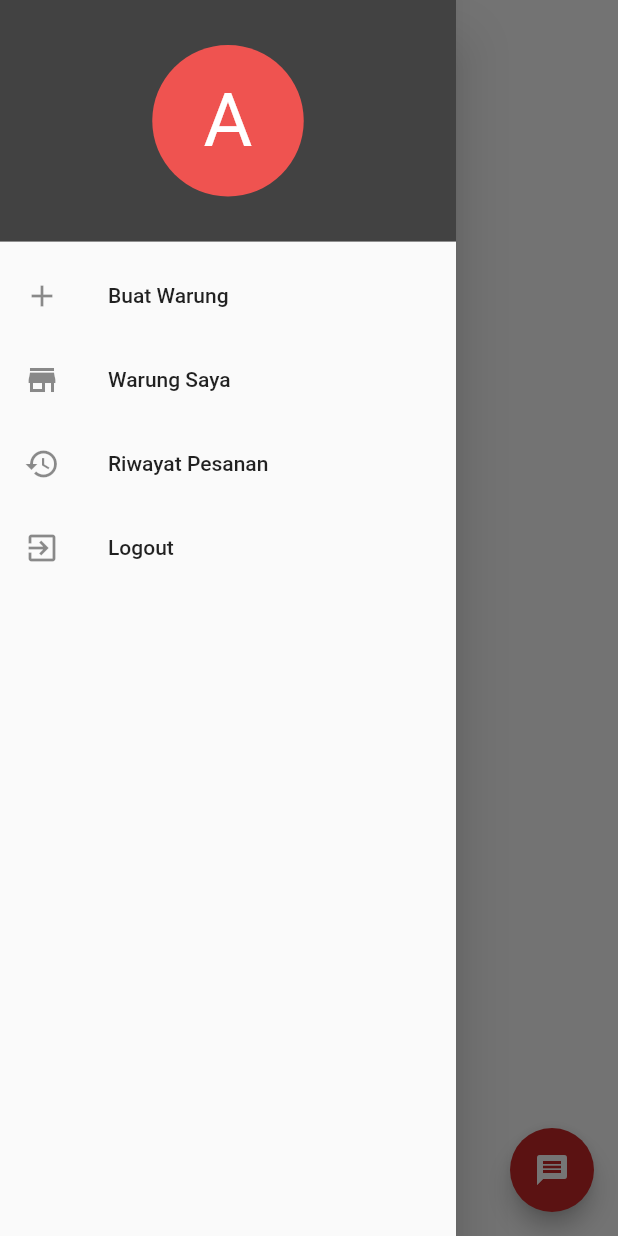
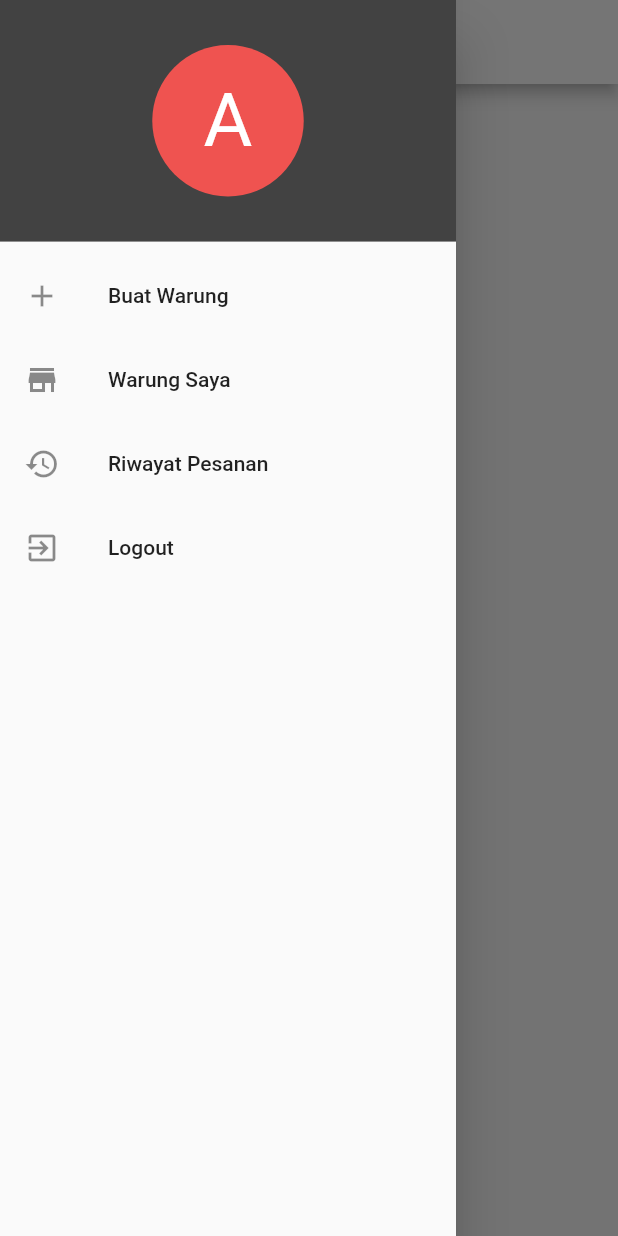
Before and after one commit to codestronaut/flutter-waroeng-app, a Flutter app: the DashboardPage screen opened directly, with the side drawer open, on a phone screen of 412 x 824 dp. Run offline on Flutter 3.47's test engine with Material 2 defaults, Android fonts, the phone set to English and light mode, and no system bars; our stand-ins replace cloud_firestore, file_picker, firebase_auth, firebase_storage; accounts and stored records are empty.

Commit message:
fifth commit

```diff
--- a/lib/pages/dashboard_page.dart
+++ b/lib/pages/dashboard_page.dart
@@ -35,12 +35,6 @@ class _DashboardPageState extends State<DashboardPage> {
   Widget build(BuildContext context) {
     return SafeArea(
       child: Scaffold(
-        floatingActionButton: FloatingActionButton(
-            backgroundColor: Colors.red[800],
-            child: Icon(Icons.message),
-            onPressed: () {
-              // NOT IMPLEMENT YET
-            }),
         drawer: Drawer(
           child: ListView(
             children: <Widget>[
@@ -94,8 +88,7 @@ class _DashboardPageState extends State<DashboardPage> {
         ),
         appBar: AppBar(
           iconTheme: IconThemeData(color: Colors.red[800]),
-          backgroundColor: Colors.transparent,
-          elevation: 0,
+          backgroundColor: Colors.white,
           centerTitle: true,
           title: Image(
             image: AssetImage('images/red_logo.png'),
--- a/pubspec.yaml
+++ b/pubspec.yaml
@@ -15,6 +15,8 @@ dependencies:
   firebase_analytics: ^5.0.2
   firebase_auth: ^0.14.0+5
   cloud_firestore: ^0.13.3
+  file_picker: ^1.1.1
+  firebase_storage: ^3.1.1
 dev_dependencies:
   flutter_test:
     sdk: flutter
```
Also changed, not shown: lib/pages/add_page.dart (+64 -1 lines), pubspec.lock.
